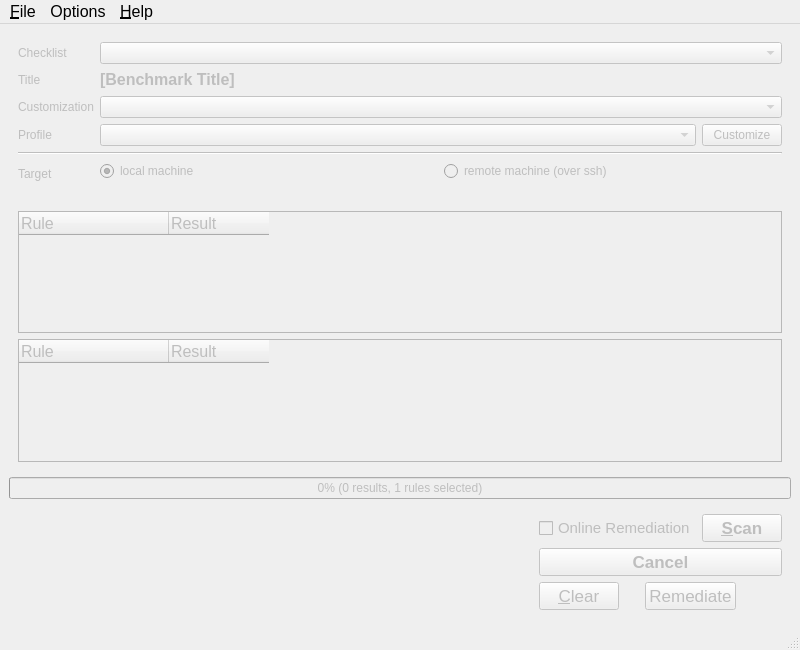
This is ui/MainWindow.ui in OpenSCAP/scap-workbench as Qt 5 draws it before an edit. The edited form follows.
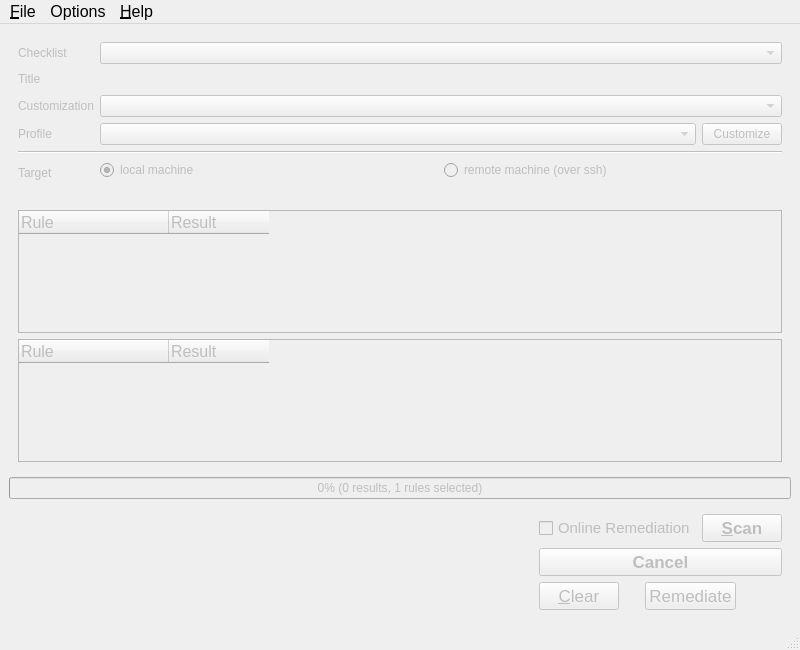
This is the edited form. Custom widgets are drawn as their Qt base class.

Commit message:
Removed "[Benchmark Title]" from the benchmark title label
It is unintentionally shown when no content is loaded.

```diff
--- a/ui/MainWindow.ui
+++ b/ui/MainWindow.ui
@@ -145,7 +145,7 @@
           </font>
          </property>
          <property name="text">
-          <string>[Benchmark Title]</string>
+          <string/>
          </property>
         </widget>
        </item>
```
